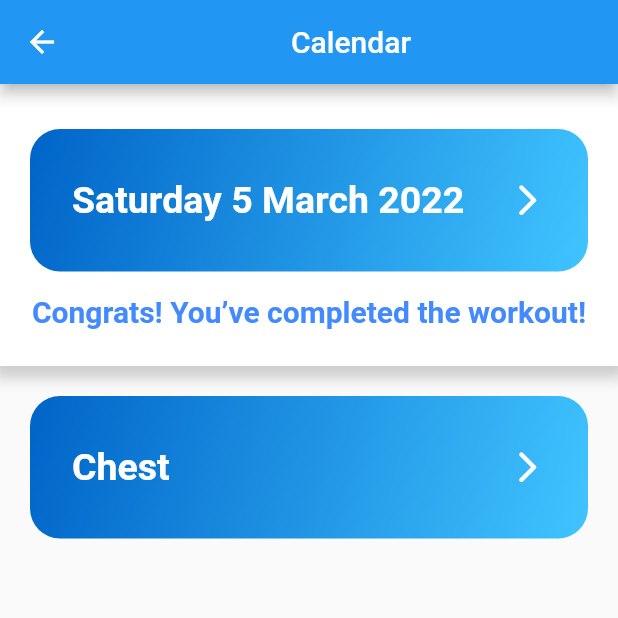
After one commit to richards2058/workout_app, a Flutter app: the TodaysWorkout screen opened directly, after a tap on "Completed", on a phone screen of 412 x 824 dp, the top half of it. The commit adds this screen. Run offline on Flutter 3.47's test engine with Material 2 defaults, Android fonts, the light colour scheme and no system bars; our stand-ins replace sqflite, table_calendar; accounts and stored records are empty.

Commit message:
update calendar

```diff
--- a/assets/exercise.json
+++ b/assets/exercise.json
@@ -2,7 +2,7 @@
   "muscle_group": [
     { "name": "Back" },
     { "name": "Chest" },
-    { "name": "Abs" },
+    { "name": "ABS" },
     { "name": "Shoulder" },
     { "name": "Legs" }
   ],
@@ -43,6 +43,117 @@
       "category": "Back",
       "description": "1. Holding a dumbbell in each hand, hinge forward at your hips until your torso forms a 45-degree angle with the floor, allowing the dumbbells to hang in front of you, palms facing each other. Have a slight bend in your elbows. \n2. Engaging your core, lift your arms up and out, squeezing your shoulder blades at the top.\n3. Slowly return to the starting position. Complete 1–3 sets of 8–12 reps.",
       "gif": "Reverse-fly.gif"
+    },
+
+    {
+      "exerciseName": "Dumbbell crush press",
+      "category": "Chest",
+      "description": "1. Lie on your back on a flat bench with your feet firmly on the floor and your arms extended over your chest, holding a dumbbell in each hand. Turn your hands in so your palms are facing, to “crush” the dumbbells up against each other.\n2. Pushing the dumbbells together, slowly bend your arms to lower the dumbbells down just to the middle of your chest.\n3. Extend your arms straight up and over your chest again, pressing back up to the starting position. Pause briefly at the top before repeating for 8-12 reps.",
+      "gif": "Reverse-fly.gif"
+    },
+    {
+      "exerciseName": "Barbell Bench Press",
+      "category": "Chest",
+      "description": "1. Lying on a flat bench place your hands up on the bar griping it slightly wider than shoulder width apart. \n2. Place your feet on the ground in line with or behind your knees. \n3. Create an arch in your lower back and push your chest up. \n4. Lift the bar up off the rack so that the bar is above your chest. \n5. Lower the bar directly down to the chest with your elbow pointing at approximately 45 degrees. \n5. Once the bar touches the chest, pause, and then press directly up again. \n6. Continue until all reps are completed and then re-rack the barbell.",
+      "gif": "Burpees.gif"
+    },
+    {
+      "exerciseName": "Dips",
+      "category": "Chest",
+      "description": "1. Standing between the bars of a dip station, grip the bars with your palms facing inwards, keeping your elbows tucked in close to your body. \n2. Allow your body weight to hang so it is being supported by your arms and shoulders. \n3. Keep your hips straight. Lower your body by slowly bending your elbows and leaning slightly forward and continue down until you feel a stretch in your chest, shoulders and triceps. \n3. Your elbow joint should be at approximately 90 degrees at the bottom of the movement.",
+      "gif": "Burpees.gif"
+    },
+    {
+      "exerciseName": "Machine Chest Press",
+      "category": "Chest",
+      "description": "1. Sit on the chest press seat with your upper chest just above the horizontal handles. \n2. Make sure your feet are flat on the floor. \n3. Grasp the handles using a wide overhand grip and place your elbows out to the sides just below your shoulders. \n4. Push the levers out until your arms are fully extended. \n5. Lower the weight until your hands are at chest level.",
+      "gif": "Burpees.gif"
+    },
+    {
+      "exerciseName": "Chest Press",
+      "category": "Chest",
+      "description": "1. Lie on a flat bench holding a dumbbell in each hand with an inverted grip holding the dumbbells straight above your chest. \n2. Your palms should be facing each other. \n3. Place your feet on the ground in line with or behind your knees. \n4. Create an arch in your lower back and push your chest up. \n5. Slowly lower the dumbbells out and down to chest level in a half circle formation with a bend in your elbows. \n6. Lower the dumbbells to chest level. You should feel a stretch across your chest.",
+      "gif": "Burpees.gif"
+    },
+
+    {
+      "exerciseName": "Machine Lever Chest Fly",
+      "category": "Chest",
+      "description": "1. Sit on a chest fly machine with your back flat against the back rest and your feet on the floor. \n2. Grip the handles and make sure your arms are parallel to the floor. \n3. If not parallel, adjust the seat or handles accordingly. \n4. Exhale and slowly push the handles together squeezing your chest to the middle as you do so. \n5. Hold for a count of one amd return to the starting position.",
+      "gif": "Burpees.gif"
+    },
+    {
+      "exerciseName": "Lying Knee Raises",
+      "category": "ABS",
+      "description": "1. Lying oh your back with either your arms by your side or hands under your glutes. \n2. Place your knees and feet together. \n3. Brace your abs and raise your knees up to your chest. \n4. Extend your legs as low as you can without touching the floor and repeat.",
+      "gif": "Burpees.gif"
+    },
+    {
+      "exerciseName": "Lying Leg Raises",
+      "category": "ABS",
+      "description": "1. Lying oh your back with either your arms by your side or hands under your glutes. \n2. Place your knees and feet together. \n3. Brace your abs and raise your legs up to a vertical position. \n4. Lower your legs as low as you can without touching the floor and repeat.",
+      "gif": "Burpees.gif"
+    },
+    {
+      "exerciseName": "Lying Scissor Kicks",
+      "category": "ABS",
+      "description": "1. Lying oh your back with either your arms by your side or hands under your glutes. \n2. Place your knees and feet together. \n3. Brace your abs and raise one leg up to a vertical position. \n4. Lower your leg back down as low as you can without touching the floor andat the same time raise the other leg.",
+      "gif": "Burpees.gif"
+    },
+    {
+      "exerciseName": "Seated V Sits",
+      "category": "ABS",
+      "description": "1. Sitting on a bench with your legs over the end. \n2. Hold onto either side of the bench. \n3. With your back straight, brace your abs bring your knees up to your chest then extend your legs out as far as you can.",
+      "gif": "Burpees.gif"
+    },
+    {
+      "exerciseName": "Hanging Knee Raises",
+      "category": "ABS",
+      "description": "1. Hold on to a chin up bar with an overhand grip with your legs straight. \n2. Brace your core. \n3. Bend your knees and raise your knees up to chest height and return to the starting position.\n4. Avoid swinging your body.",
+      "gif": "Burpees.gif"
+    },
+    {
+      "exerciseName": "Weighted Russian Twist",
+      "category": "ABS",
+      "description": "1. Sit on the floor with your knees bent and feet raised off the floor. \n2. Brace your core. \n3. Hold a weight plate at chest height. \n4. Rotate your body to one side. \n5. Return to the starting position and rotate to the other side.",
+      "gif": "Burpees.gif"
+    },
+
+    {
+      "exerciseName": "Deadlift",
+      "category": "Leg",
+      "description": "test",
+      "gif": "Burpees.gif"
+    },
+    {
+      "exerciseName": "Deadlift",
+      "category": "Leg",
+      "description": "test",
+      "gif": "Burpees.gif"
+    },
+    {
+      "exerciseName": "Deadlift",
+      "category": "Leg",
+      "description": "test",
+      "gif": "Burpees.gif"
+    },
+    {
+      "exerciseName": "Deadlift",
+      "category": "Leg",
+      "description": "test",
+      "gif": "Burpees.gif"
+    },
+    {
+      "exerciseName": "Deadlift",
+      "category": "Leg",
+      "description": "test",
+      "gif": "Burpees.gif"
+    },
+    {
+      "exerciseName": "Deadlift",
+      "category": "Leg",
+      "description": "test",
+      "gif": "Burpees.gif"
     }
   ]
 }
--- /dev/null
+++ b/lib/pages/completedWorkout.dart
@@ -0,0 +1,102 @@
+import 'dart:convert';
+
+import 'package:flutter/material.dart';
+import 'package:workout_app/pages/home.dart';
+import 'package:workout_app/pages/workout.dart';
+import 'package:workout_app/pages/workoutDetail.dart';
+import 'package:flutter/services.dart';
+import 'package:workout_app/components/button.dart';
+
+class CompletedWorkout extends StatefulWidget {
+  const CompletedWorkout({Key? key}) : super(key: key);
+
+  @override
+  State<CompletedWorkout> createState() => _CompletedWorkoutState();
+}
+
+class _CompletedWorkoutState extends State<CompletedWorkout> {
+  final _blueTextStyle = const TextStyle(
+      color: Colors.blueAccent, fontSize: 20, fontWeight: FontWeight.bold);
+
+  List _workoutPacket = [];
+
+  Future<void> readJson() async {
+    final String response =
+        await rootBundle.loadString('assets/exerciseRecomendation.json');
+    final data = await json.decode(response);
+    setState(() {
+      _workoutPacket = data["Workout Packet"];
+    });
+    // print("check1");
+  }
+
+  @override
+  void initState() {
+    super.initState();
+    readJson();
+  }
+
+  @override
+  Widget build(BuildContext context) {
+    return Scaffold(
+      appBar: AppBar(
+        title: Center(child: Text("Calendar")),
+      ),
+      body: Container(
+        child: Column(
+          children: [
+            Container(
+                child: Column(
+              crossAxisAlignment: CrossAxisAlignment.center,
+              children: [
+                Container(
+                  margin: EdgeInsets.only(bottom: 10),
+                  padding: EdgeInsets.symmetric(horizontal: 20, vertical: 20),
+                  decoration: BoxDecoration(
+                    color: Colors.white,
+                    boxShadow: [
+                      BoxShadow(
+                        color: Colors.grey.withOpacity(0.5),
+                        spreadRadius: 5,
+                        blurRadius: 7,
+                        offset: Offset(0, 3), // changes position of shadow
+                      ),
+                    ],
+                  ),
+                  child: Column(
+                    children: [
+                      reuseableButton(
+                          text: "Saturday 5 March 2022", onPress: () {}),
+                      Container(
+                          padding: EdgeInsets.symmetric(vertical: 5),
+                          child: Text("Congrats! You’ve completed the workout!",
+                              style: _blueTextStyle)),
+                    ],
+                  ),
+                ),
+                Container(
+                  margin: EdgeInsets.symmetric(horizontal: 20),
+                  child: Column(
+                    children: [
+                      reuseableButton(
+                          text: "Chest",
+                          onPress: () {
+                            Navigator.push(
+                                context,
+                                new MaterialPageRoute(
+                                    builder: (BuildContext context) =>
+                                        new Workout(
+                                          packet: "Chest & Triceps",
+                                        )));
+                          }),
+                    ],
+                  ),
+                )
+              ],
+            ))
+          ],
+        ),
+      ),
+    );
+  }
+}
--- a/lib/pages/todaysWorkout.dart
+++ b/lib/pages/todaysWorkout.dart
@@ -1,6 +1,7 @@
 import 'dart:convert';
 
 import 'package:flutter/material.dart';
+import 'package:workout_app/pages/completedWorkout.dart';
 import 'package:workout_app/pages/home.dart';
 import 'package:workout_app/pages/workout.dart';
 import 'package:workout_app/pages/workoutDetail.dart';
@@ -95,6 +96,15 @@ class _TodaysWorkoutState extends State<TodaysWorkout> {
                                         packet: "Chest & Triceps",
                                       )));
                         }),
+                    reuseableButton(
+                        text: "Completed",
+                        onPress: () {
+                          Navigator.push(
+                              context,
+                              new MaterialPageRoute(
+                                  builder: (BuildContext context) =>
+                                      new CompletedWorkout()));
+                        }),
                   ],
                 ))
           ],
```
Also changed, not shown: lib/nav/tab_navigator.dart (+5 -9 lines), lib/pages/Calendar.dart (+33 -51 lines), lib/pages/CalendarDetail.dart (deleted, +0 -32 lines), assets/images/Dips.gif (added), assets/images/DumbbellHammerChestPress.gif (added), assets/images/Dumbbellcrushpress.gif (added), assets/images/HangingKneeRaises.gif (added), assets/images/LyingKneeRaises.gif (added), assets/images/LyingLegRaises.gif (added), assets/images/LyingScissorKicks.gif (added), assets/images/MachineLeverChestFly.gif (added), assets/images/SeatedVSits.gif (added), assets/images/StandingUpwardFly .gif (added), assets/images/barbellbenchpress.gif (added).
